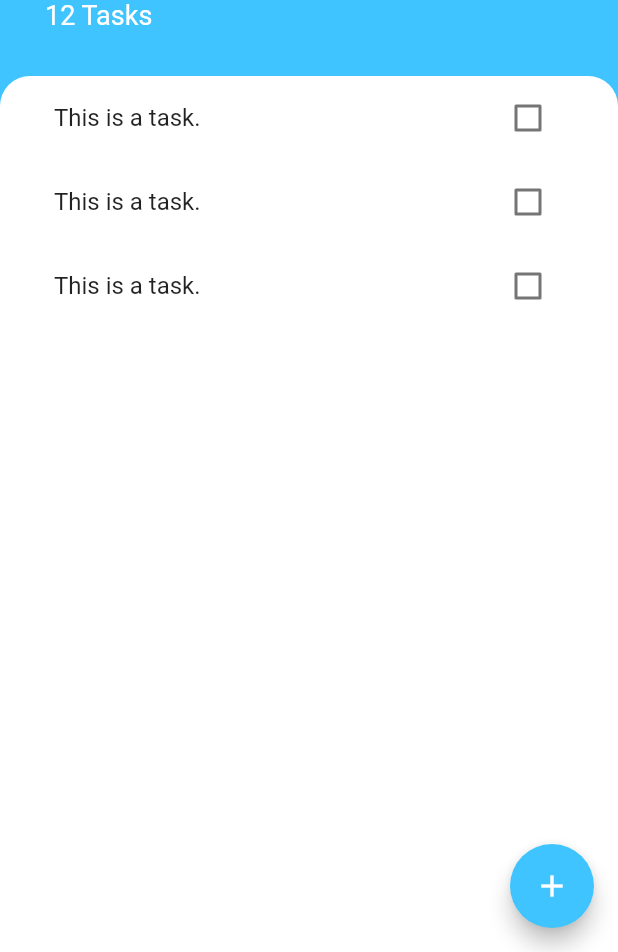
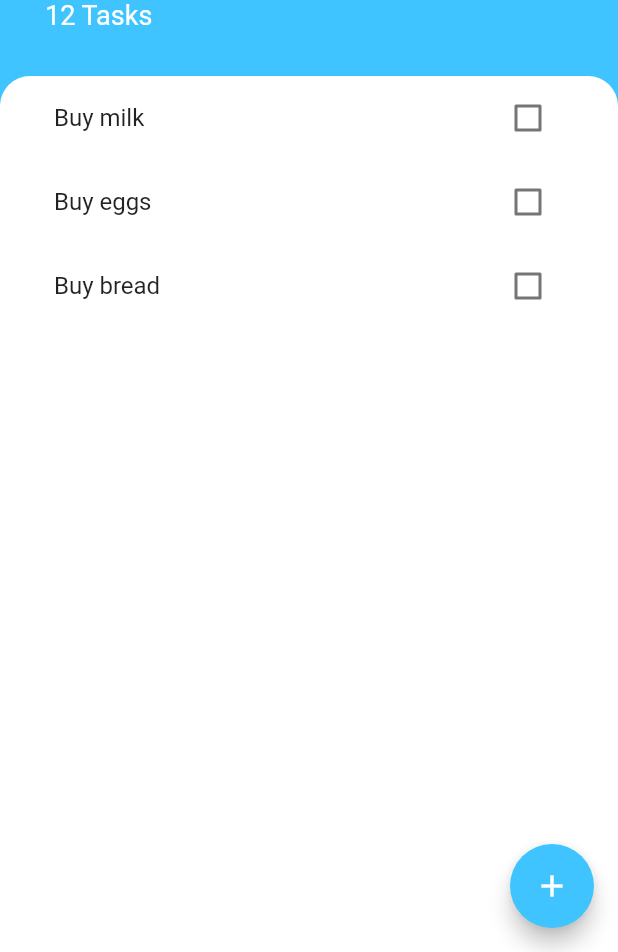
Before and after one commit to nitaicharan/Udemy-TC2020FDBWD13, a Flutter app: the screen it shows after launch, on a phone screen of 412 x 824 dp, the part 284-1236 px from its top. Run offline on Flutter 3.47's test engine with Material 2 defaults, Android fonts, the phone set to English and light mode, and no system bars.

Commit message:
202. The ListView Builder
- ListView.builder

```diff
--- /dev/null
+++ b/lib/models/task.dart
@@ -0,0 +1,9 @@
+class Task {
+  Task({this.isDone = false, this.name});
+  final String name;
+  bool isDone;
+
+  void toggleDone() {
+    this.isDone = !this.isDone;
+  }
+}
--- a/lib/widgets/task_tile.dart
+++ b/lib/widgets/task_tile.dart
@@ -1,42 +1,25 @@
 import 'package:flutter/material.dart';
 
-class TaskTile extends StatefulWidget {
-  @override
-  _TaskTileState createState() => _TaskTileState();
-}
-
-class _TaskTileState extends State<TaskTile> {
-  bool isChecked = false;
+class TaskTile extends StatelessWidget {
+  TaskTile({this.isChecked, this.taskTitle, this.checkBoxCallback});
+  final bool isChecked;
+  final String taskTitle;
+  final Function checkBoxCallback;
 
   @override
   Widget build(BuildContext context) {
     return ListTile(
       title: Text(
-        'This is a task.',
+        this.taskTitle,
         style: TextStyle(
           decoration: this.isChecked ? TextDecoration.lineThrough : null,
         ),
       ),
-      trailing: TaskCheckbox(
-        checkboxState: isChecked,
-        toggleCheckboxState: (checkboxSate) =>
-            setState(() => isChecked = checkboxSate),
+      trailing: Checkbox(
+        activeColor: Colors.lightBlueAccent,
+        value: this.isChecked,
+        onChanged: this.checkBoxCallback,
       ),
     );
   }
 }
-
-class TaskCheckbox extends StatelessWidget {
-  TaskCheckbox({this.checkboxState, this.toggleCheckboxState});
-  final bool checkboxState;
-  final Function toggleCheckboxState;
-
-  @override
-  Widget build(BuildContext context) {
-    return Checkbox(
-      activeColor: Colors.lightBlueAccent,
-      value: this.checkboxState,
-      onChanged: this.toggleCheckboxState,
-    );
-  }
-}
--- a/lib/widgets/tasks_list.dart
+++ b/lib/widgets/tasks_list.dart
@@ -1,16 +1,28 @@
 import 'package:flutter/material.dart';
+import 'package:todoey/models/task.dart';
 import 'package:todoey/widgets/task_tile.dart';
 
-class TasksList extends StatelessWidget {
+class TasksList extends StatefulWidget {
+  @override
+  _TasksListState createState() => _TasksListState();
+}
+
+class _TasksListState extends State<TasksList> {
+  List<Task> tasks = [
+    Task(name: 'Buy milk'),
+    Task(name: 'Buy eggs'),
+    Task(name: 'Buy bread'),
+  ];
 
   @override
   Widget build(BuildContext context) {
-    return ListView(
-      children: <Widget>[
-        TaskTile(),
-        TaskTile(),
-        TaskTile(),
-      ],
+    return ListView.builder(
+      itemBuilder: (BuildContext context, int index) => TaskTile(
+        taskTitle: this.tasks[index].name,
+        isChecked: this.tasks[index].isDone,
+        checkBoxCallback: (bool checkboxState)=> setState(()=> tasks[index].toggleDone()),
+      ),
+      itemCount: tasks.length,
     );
   }
 }
```
Also changed, not shown: 3 other files.
